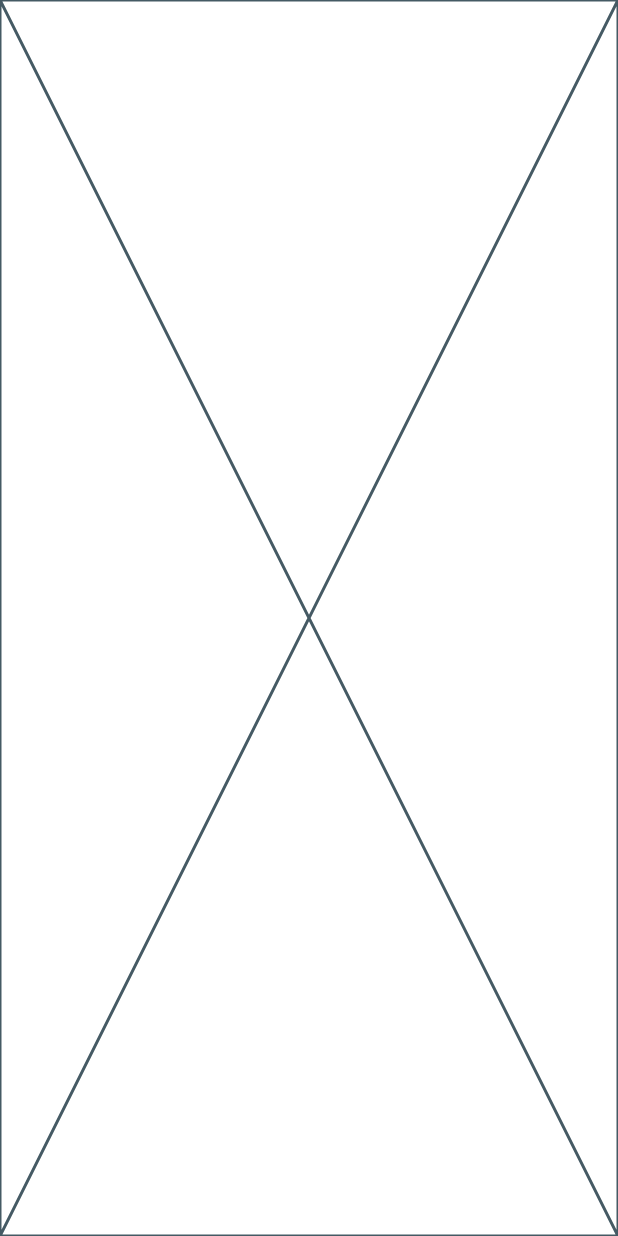
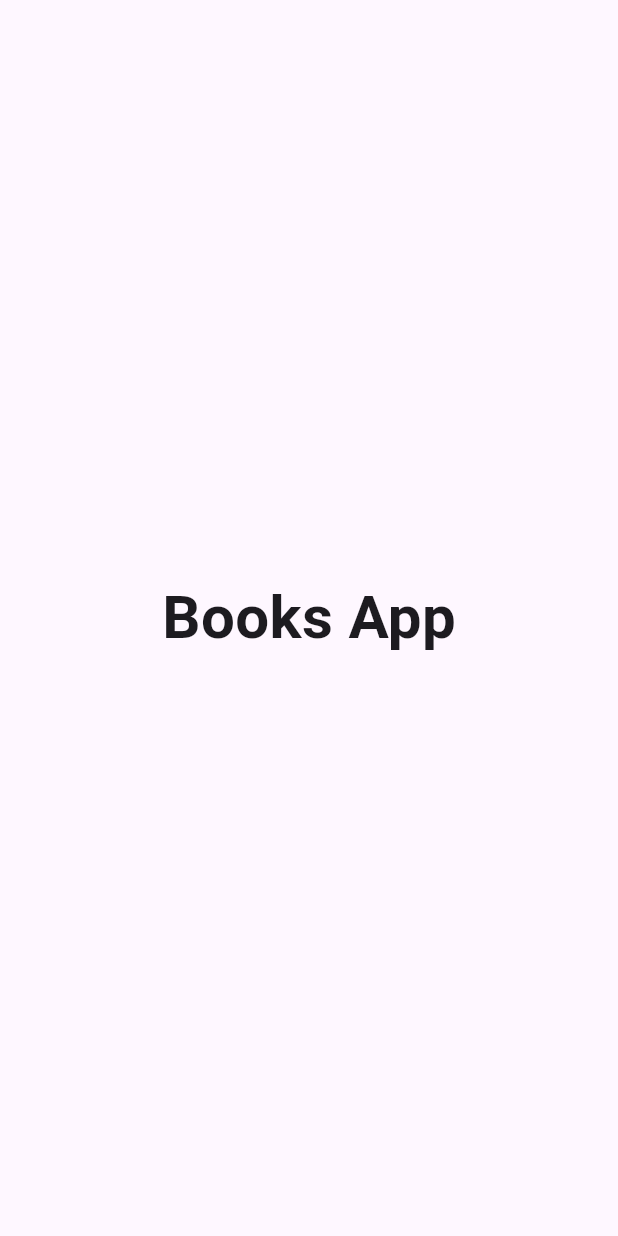
Before and after one commit to SelimWaly/books_app, a Flutter app: the first screen one second after launch, on a phone screen of 412 x 824 dp. Run offline on Flutter 3.47's test engine with Material 3 defaults, Android fonts, the phone set to English and light mode, and no system bars; our stand-ins replace flutter_bloc.

Commit message:
Implement Splash Screen

```diff
--- a/lib/screens/splash_screen.dart
+++ b/lib/screens/splash_screen.dart
@@ -1,10 +1,36 @@
 import 'package:flutter/material.dart';
+import 'dart:async';
+import 'package:books_app/screens/home_screen.dart';
 
-class SplashScreen extends StatelessWidget {
-  const SplashScreen({super.key});
+class SplashScreen extends StatefulWidget {
+  @override
+  _SplashScreenState createState() => _SplashScreenState();
+}
+
+class _SplashScreenState extends State<SplashScreen> {
+  @override
+  void initState() {
+    super.initState();
+    Timer(
+      const Duration(seconds: 1, milliseconds: 500),
+          () => Navigator.push(
+            context,
+            MaterialPageRoute(
+              builder: (context) => const HomeScreen(),
+            ),
+          ),
+    );
+  }
 
   @override
   Widget build(BuildContext context) {
-    return const Placeholder();
+    return const Scaffold(
+      body: Center(
+        child: Text(
+          'Books App',
+          style: TextStyle(fontSize: 40, fontWeight: FontWeight.bold),
+        ),
+      ),
+    );
   }
 }
```
